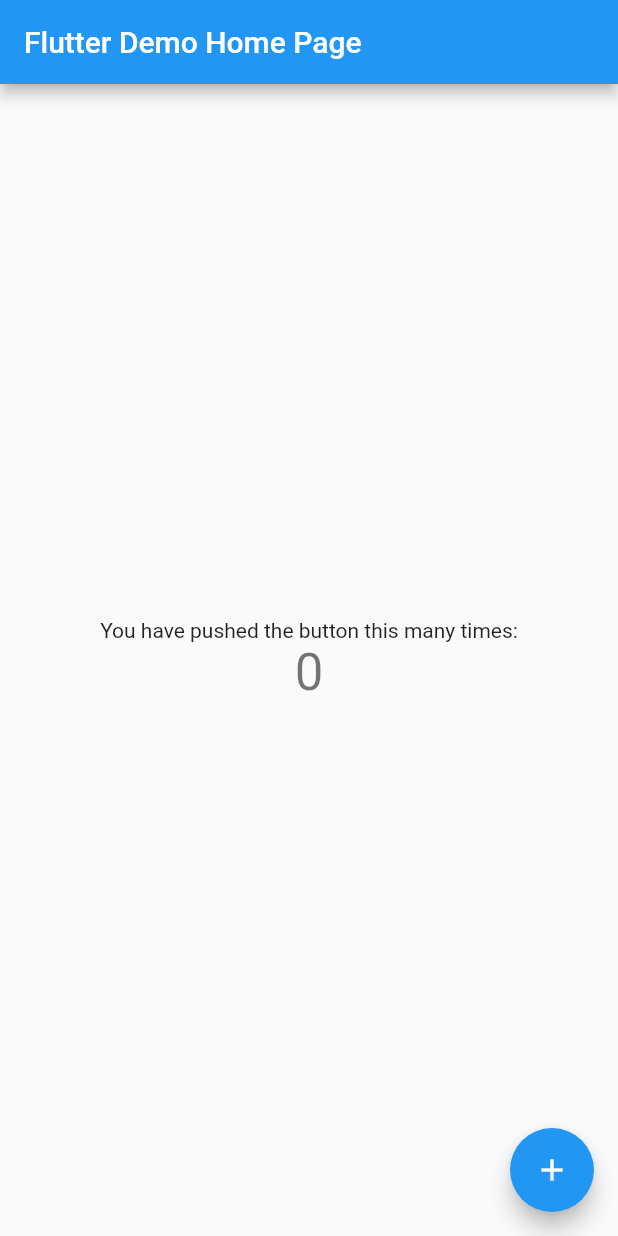
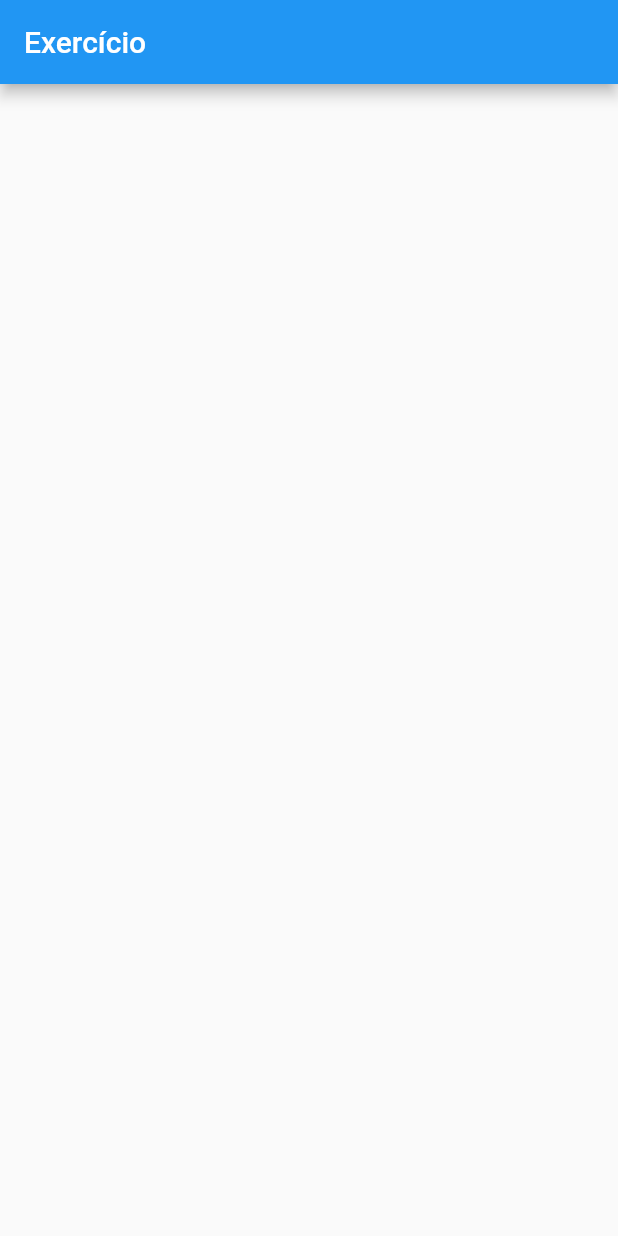
Before and after one commit to jeancc-developer/flutter_curso_ferias, a Flutter app: the screen it shows after launch, on a phone screen of 412 x 824 dp. Run offline on Flutter 3.47's test engine with Material 2 defaults, Android fonts, the phone set to English and light mode, and no system bars.

Commit message:
Add home

```diff
--- /dev/null
+++ b/lib/home.dart
@@ -0,0 +1,22 @@
+import 'package:flutter/material.dart';
+
+class Home extends StatelessWidget {
+  const Home({super.key});
+
+  @override
+  Widget build(BuildContext context) {
+    return Scaffold(
+      appBar: AppBar(
+        title: Text('Exercício'),
+      ),
+      body: Column(
+        crossAxisAlignment: CrossAxisAlignment.baseline,
+        children: [
+          Container(
+
+          )
+        ],
+      ),
+    );
+  }
+}
--- a/lib/main.dart
+++ b/lib/main.dart
@@ -1,115 +1,17 @@
 import 'package:flutter/material.dart';
 
-void main() {
-  runApp(const MyApp());
+import 'home.dart';
+
+void main(){
+  runApp(MyApp());
 }
 
-class MyApp extends StatelessWidget {
-  const MyApp({super.key});
-
-  // This widget is the root of your application.
+class MyApp extends StatelessWidget{
   @override
   Widget build(BuildContext context) {
     return MaterialApp(
-      title: 'Flutter Demo',
-      theme: ThemeData(
-        // This is the theme of your application.
-        //
-        // Try running your application with "flutter run". You'll see the
-        // application has a blue toolbar. Then, without quitting the app, try
-        // changing the primarySwatch below to Colors.green and then invoke
-        // "hot reload" (press "r" in the console where you ran "flutter run",
-        // or simply save your changes to "hot reload" in a Flutter IDE).
-        // Notice that the counter didn't reset back to zero; the application
-        // is not restarted.
-        primarySwatch: Colors.blue,
-      ),
-      home: const MyHomePage(title: 'Flutter Demo Home Page'),
+      home: Home(),
     );
   }
+
 }
-
-class MyHomePage extends StatefulWidget {
-  const MyHomePage({super.key, required this.title});
-
-  // This widget is the home page of your application. It is stateful, meaning
-  // that it has a State object (defined below) that contains fields that affect
-  // how it looks.
-
-  // This class is the configuration for the state. It holds the values (in this
-  // case the title) provided by the parent (in this case the App widget) and
-  // used by the build method of the State. Fields in a Widget subclass are
-  // always marked "final".
-
-  final String title;
-
-  @override
-  State<MyHomePage> createState() => _MyHomePageState();
-}
-
-class _MyHomePageState extends State<MyHomePage> {
-  int _counter = 0;
-
-  void _incrementCounter() {
-    setState(() {
-      // This call to setState tells the Flutter framework that something has
-      // changed in this State, which causes it to rerun the build method below
-      // so that the display can reflect the updated values. If we changed
-      // _counter without calling setState(), then the build method would not be
-      // called again, and so nothing would appear to happen.
-      _counter++;
-    });
-  }
-
-  @override
-  Widget build(BuildContext context) {
-    // This method is rerun every time setState is called, for instance as done
-    // by the _incrementCounter method above.
-    //
-    // The Flutter framework has been optimized to make rerunning build methods
-    // fast, so that you can just rebuild anything that needs updating rather
-    // than having to individually change instances of widgets.
-    return Scaffold(
-      appBar: AppBar(
-        // Here we take the value from the MyHomePage object that was created by
-        // the App.build method, and use it to set our appbar title.
-        title: Text(widget.title),
-      ),
-      body: Center(
-        // Center is a layout widget. It takes a single child and positions it
-        // in the middle of the parent.
-        child: Column(
-          // Column is also a layout widget. It takes a list of children and
-          // arranges them vertically. By default, it sizes itself to fit its
-          // children horizontally, and tries to be as tall as its parent.
-          //
-          // Invoke "debug painting" (press "p" in the console, choose the
-          // "Toggle Debug Paint" action from the Flutter Inspector in Android
-          // Studio, or the "Toggle Debug Paint" command in Visual Studio Code)
-          // to see the wireframe for each widget.
-          //
-          // Column has various properties to control how it sizes itself and
-          // how it positions its children. Here we use mainAxisAlignment to
-          // center the children vertically; the main axis here is the vertical
-          // axis because Columns are vertical (the cross axis would be
-          // horizontal).
-          mainAxisAlignment: MainAxisAlignment.center,
-          children: <Widget>[
-            const Text(
-              'You have pushed the button this many times:',
-            ),
-            Text(
-              '$_counter',
-              style: Theme.of(context).textTheme.headlineMedium,
-            ),
-          ],
-        ),
-      ),
-      floatingActionButton: FloatingActionButton(
-        onPressed: _incrementCounter,
-        tooltip: 'Increment',
-        child: const Icon(Icons.add),
-      ), // This trailing comma makes auto-formatting nicer for build methods.
-    );
-  }
-}
```
